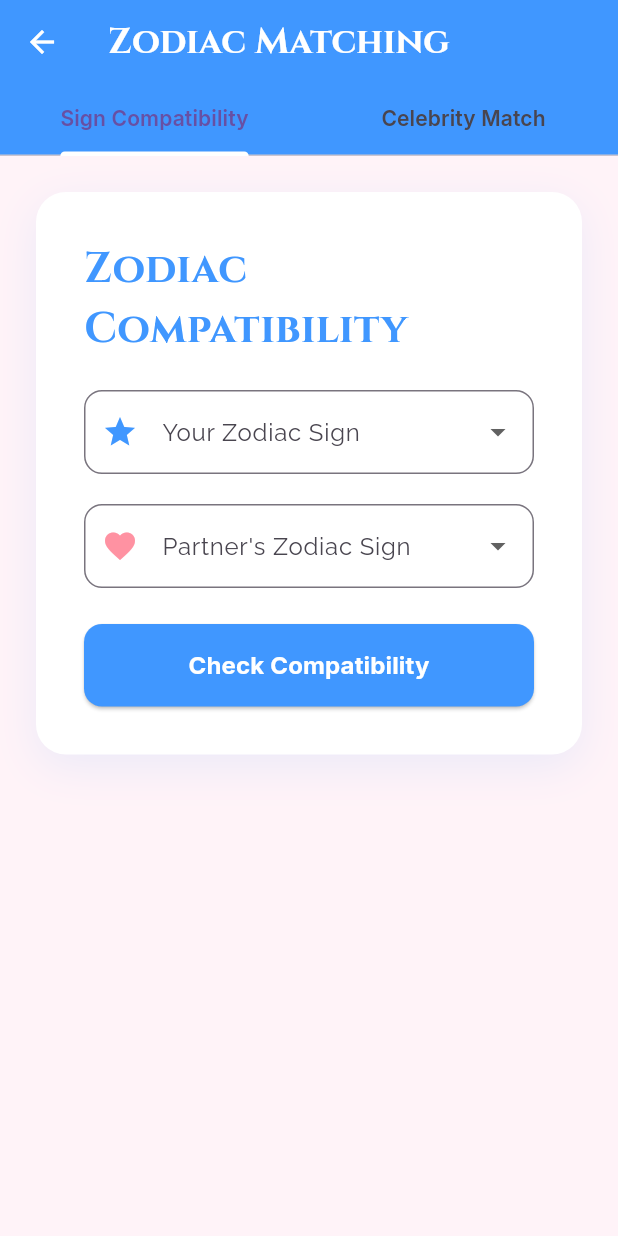
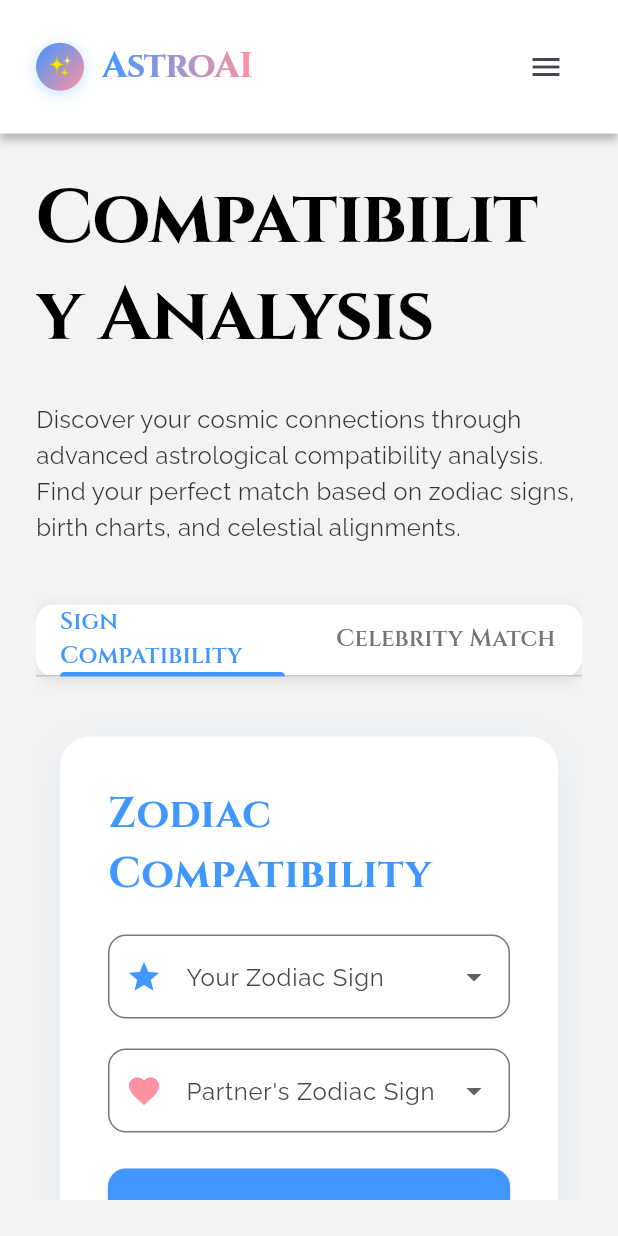
Before and after one commit to sailing-together/AstroAI, a Flutter app: the MatchingPage screen opened by its route, on a phone screen of 412 x 824 dp. Run offline on Flutter 3.47's test engine with Material 3 defaults, Android fonts, the phone set to English and light mode, and no system bars; our stand-ins replace google_fonts; accounts and stored records are empty; network calls fail.

Commit message:
update matching and nartal chart page

```diff
--- a/frontend/flutter/lib/main.dart
+++ b/frontend/flutter/lib/main.dart
@@ -3232,27 +3232,58 @@ class _NatalChartPageState extends State<NatalChartPage> {
   @override
   Widget build(BuildContext context) {
     return Scaffold(
-      backgroundColor: const Color(0xFFFFF3F8),
-      appBar: AppBar(
-        title: Text(
-          'Natal Chart',
-          style: GoogleFonts.cinzel(
-            fontSize: 24,
-            fontWeight: FontWeight.w700,
-          ),
-        ),
-        backgroundColor: const Color(0xFF4097FF),
-        foregroundColor: Colors.white,
-        elevation: 0,
-      ),
-      body: SingleChildScrollView(
-        padding: const EdgeInsets.all(24),
+      body: Stack(
+        children: [
+          // Main content with top padding to account for fixed header
+          Padding(
+            padding: const EdgeInsets.only(top: 89), // Header height
+            child: Container(
+              color: const Color(0xFF1A1A2E),
               child: Center(
                 child: Container(
-            constraints: const BoxConstraints(maxWidth: 800),
-            child: _natalChartData == null ? _buildForm() : _buildResults(),
-          ),
-        ),
+                  constraints: const BoxConstraints(maxWidth: 1152),
+                  padding: const EdgeInsets.all(24),
+                  child: SingleChildScrollView(
+                    child: Column(
+                      crossAxisAlignment: CrossAxisAlignment.start,
+                      children: [
+                        Text(
+                          'Natal Chart Analysis',
+                          style: GoogleFonts.cinzel(
+                            fontSize: 50,
+                            fontWeight: FontWeight.w700,
+                            color: Colors.white,
+                            letterSpacing: -1,
+                            height: 1.3,
+                          ),
+                        ),
+                        const SizedBox(height: 24),
+                        Text(
+                          'Unlock the secrets of your birth chart. Discover your planetary positions, houses, and aspects that shape your personality and destiny.',
+                          style: GoogleFonts.raleway(
+                            fontSize: 16,
+                            fontWeight: FontWeight.w400,
+                            color: Colors.white.withOpacity(0.8),
+                            height: 1.5,
+                          ),
+                        ),
+                        const SizedBox(height: 40),
+                        _natalChartData == null ? _buildForm() : _buildResults(),
+                      ],
+                    ),
+                  ),
+                ),
+              ),
+            ),
+          ),
+          // Fixed header on top
+          const Positioned(
+            top: 0,
+            left: 0,
+            right: 0,
+            child: NavigationHeader(),
+          ),
+        ],
       ),
     );
   }
@@ -3770,53 +3801,112 @@ class _MatchingPageState extends State<MatchingPage> with TickerProviderStateMix
   @override
   Widget build(BuildContext context) {
     return Scaffold(
-      backgroundColor: const Color(0xFFFFF3F8),
-      appBar: AppBar(
-        title: Text(
-          'Zodiac Matching',
+      body: Stack(
+        children: [
+          // Main content with top padding to account for fixed header
+          Padding(
+            padding: const EdgeInsets.only(top: 89), // Header height
+            child: Container(
+              color: const Color(0xFFF3F3F3),
+              child: Center(
+                child: Container(
+                  constraints: const BoxConstraints(maxWidth: 1152),
+                  padding: const EdgeInsets.all(24),
+                  child: SingleChildScrollView(
+                    child: Column(
+                      crossAxisAlignment: CrossAxisAlignment.start,
+                      children: [
+                        Text(
+                          'Compatibility Analysis',
                           style: GoogleFonts.cinzel(
-            fontSize: 24,
+                            fontSize: 50,
                             fontWeight: FontWeight.w700,
-          ),
-        ),
-        backgroundColor: const Color(0xFF4097FF),
-        foregroundColor: Colors.white,
-        elevation: 0,
-        bottom: TabBar(
+                            color: Colors.black,
+                            letterSpacing: -1,
+                            height: 1.3,
+                          ),
+                        ),
+                        const SizedBox(height: 24),
+                        Text(
+                          'Discover your cosmic connections through advanced astrological compatibility analysis. Find your perfect match based on zodiac signs, birth charts, and celestial alignments.',
+                          style: GoogleFonts.raleway(
+                            fontSize: 16,
+                            fontWeight: FontWeight.w400,
+                            color: Colors.black.withOpacity(0.8),
+                            height: 1.5,
+                          ),
+                        ),
+                        const SizedBox(height: 40),
+                        // Tab selector
+                        Container(
+                          decoration: BoxDecoration(
+                            color: Colors.white,
+                            borderRadius: BorderRadius.circular(12),
+                            boxShadow: [
+                              BoxShadow(
+                                color: Colors.black.withOpacity(0.1),
+                                offset: const Offset(0, 2),
+                                blurRadius: 8,
+                              ),
+                            ],
+                          ),
+                          child: TabBar(
                             controller: _tabController,
-          indicatorColor: Colors.white,
+                            indicatorColor: const Color(0xFF4097FF),
+                            labelColor: const Color(0xFF4097FF),
+                            unselectedLabelColor: Colors.grey[600],
                             tabs: [
                               Tab(
                                 child: Text(
                                   'Sign Compatibility',
-                style: GoogleFonts.inter(fontSize: 14, fontWeight: FontWeight.w600),
+                                  style: GoogleFonts.cinzel(fontSize: 16, fontWeight: FontWeight.w600),
                                 ),
                               ),
                               Tab(
                                 child: Text(
                                   'Celebrity Match',
-                style: GoogleFonts.inter(fontSize: 14, fontWeight: FontWeight.w600),
-              ),
-            ),
-          ],
-        ),
-      ),
-      body: TabBarView(
+                                  style: GoogleFonts.cinzel(fontSize: 16, fontWeight: FontWeight.w600),
+                                ),
+                              ),
+                            ],
+                          ),
+                        ),
+                        const SizedBox(height: 24),
+                        SizedBox(
+                          height: 600, // Fixed height for TabBarView
+                          child: TabBarView(
                             controller: _tabController,
                             children: [
                               _buildCompatibilityTab(),
                               _buildCelebrityTab(),
                             ],
                           ),
+                        ),
+                      ],
+                    ),
+                  ),
+                ),
+              ),
+            ),
+          ),
+          // Fixed header on top
+          const Positioned(
+            top: 0,
+            left: 0,
+            right: 0,
+            child: NavigationHeader(),
+          ),
+        ],
+      ),
     );
   }
 
   Widget _buildCompatibilityTab() {
     return SingleChildScrollView(
-      padding: const EdgeInsets.all(24),
+      padding: const EdgeInsets.all(16),
       child: Center(
         child: Container(
-          constraints: const BoxConstraints(maxWidth: 600),
+          constraints: const BoxConstraints(maxWidth: 800),
           child: Container(
             padding: const EdgeInsets.all(32),
             decoration: BoxDecoration(
@@ -3946,10 +4036,10 @@ class _MatchingPageState extends State<MatchingPage> with TickerProviderStateMix
 
   Widget _buildCelebrityTab() {
     return SingleChildScrollView(
-      padding: const EdgeInsets.all(24),
+      padding: const EdgeInsets.all(16),
       child: Center(
         child: Container(
-          constraints: const BoxConstraints(maxWidth: 600),
+          constraints: const BoxConstraints(maxWidth: 800),
           child: Container(
             padding: const EdgeInsets.all(32),
             decoration: BoxDecoration(
```
Lines whose indentation alone changed are shown as unchanged.
